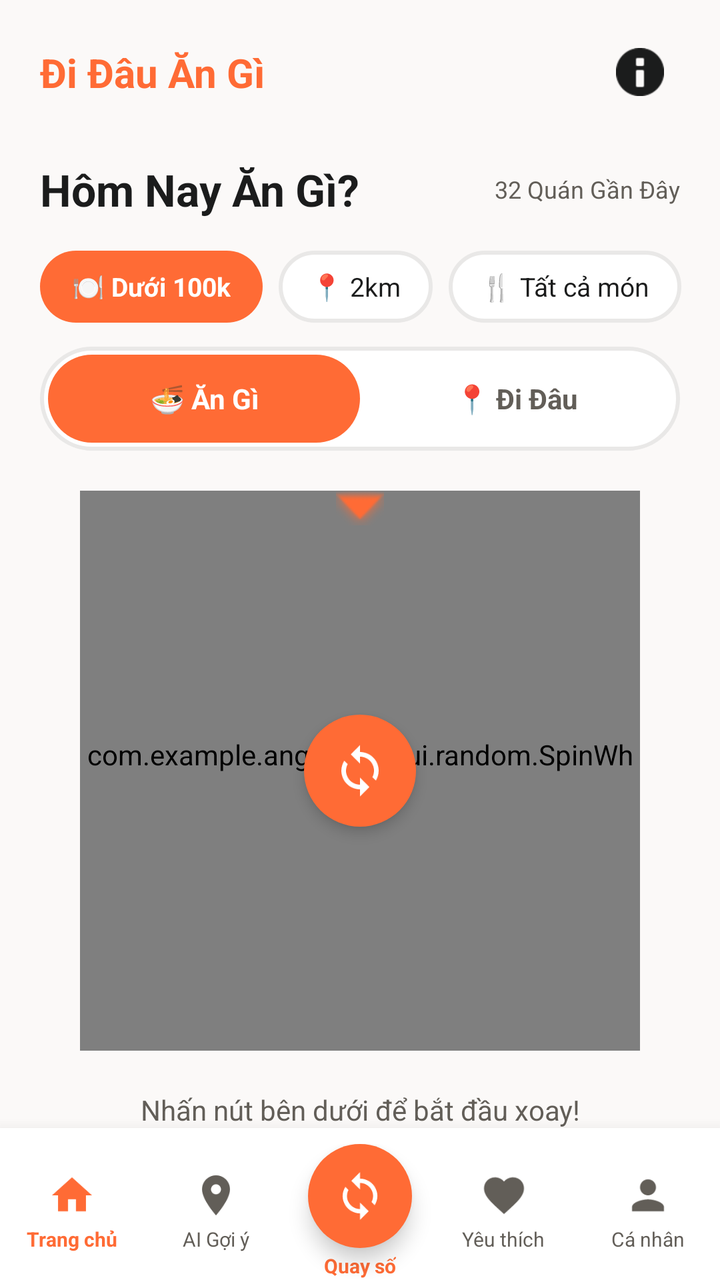
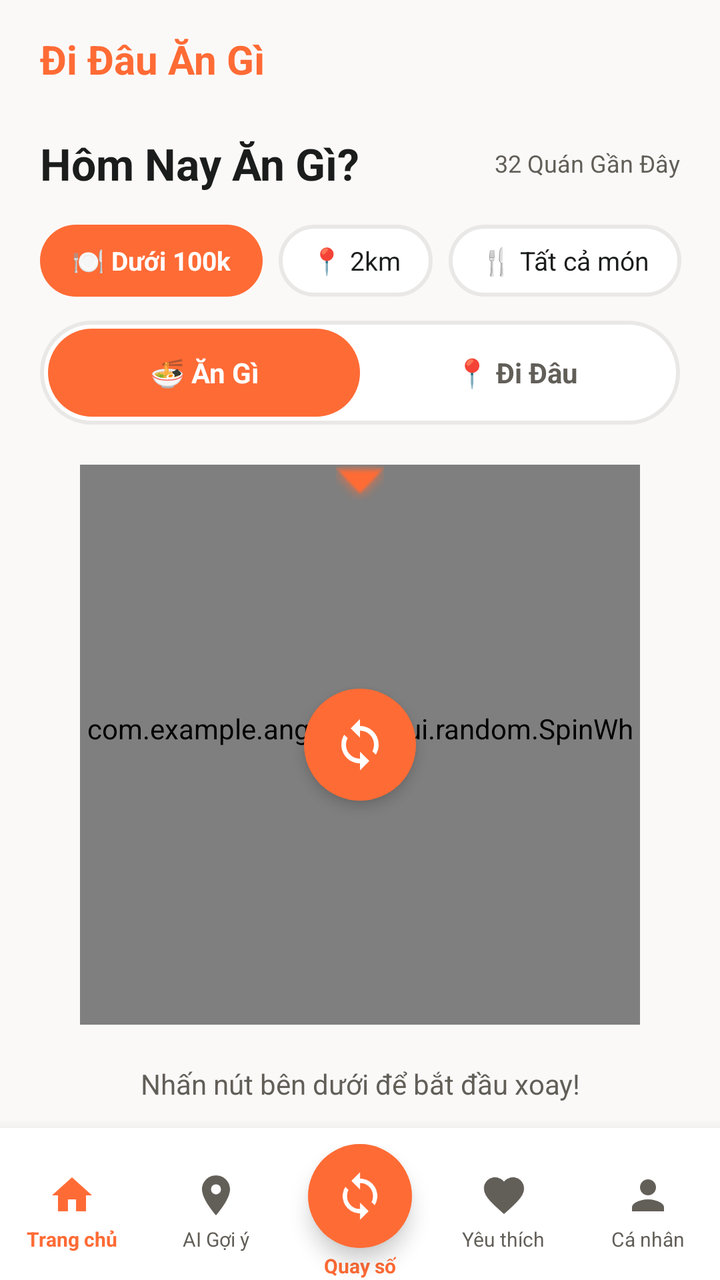

Before-and-after screenshots of an Android layout around one commit, followed by the original layout XML and the change that was made.
<!-- AndroidManifest.xml: application theme Theme.AnGi_DiDau -->
<!-- res/layout/activity_random.xml -->
<?xml version="1.0" encoding="utf-8"?>
<androidx.coordinatorlayout.widget.CoordinatorLayout
    xmlns:android="http://schemas.android.com/apk/res/android"
    xmlns:app="http://schemas.android.com/apk/res-auto"
    xmlns:tools="http://schemas.android.com/tools"
    android:layout_width="match_parent"
    android:layout_height="match_parent"
    android:background="@color/background"
    tools:context=".ui.random.RandomActivity">

    
    <com.google.android.material.appbar.AppBarLayout
        android:layout_width="match_parent"
        android:layout_height="wrap_content"
        android:background="@color/background"
        app:elevation="0dp">

        <androidx.constraintlayout.widget.ConstraintLayout
            android:layout_width="match_parent"
            android:layout_height="wrap_content"
            android:paddingHorizontal="20dp"
            android:paddingVertical="16dp">

            
            <TextView
                android:layout_width="wrap_content"
                android:layout_height="wrap_content"
                android:text="Đi Đâu Ăn Gì"
                android:textColor="@color/primary_container"
                android:textSize="20sp"
                android:textStyle="bold"
                app:layout_constraintStart_toStartOf="parent"
                app:layout_constraintTop_toTopOf="parent"
                app:layout_constraintBottom_toBottomOf="parent"/>

            
            <ImageView
                android:id="@+id/ivNotificationRandom"
                android:layout_width="40dp"
                android:layout_height="40dp"
                android:padding="8dp"
                android:src="@android:drawable/ic_dialog_info"
                android:contentDescription="Thông báo"
                app:tint="@color/on_surface"
                app:layout_constraintEnd_toEndOf="parent"
                app:layout_constraintTop_toTopOf="parent"
                app:layout_constraintBottom_toBottomOf="parent"/>

        </androidx.constraintlayout.widget.ConstraintLayout>

    </com.google.android.material.appbar.AppBarLayout>

    
    <androidx.core.widget.NestedScrollView
        android:layout_width="match_parent"
        android:layout_height="match_parent"
        app:layout_behavior="@string/appbar_scrolling_view_behavior"
        android:paddingBottom="100dp"
        android:clipToPadding="false">

        <LinearLayout
            android:layout_width="match_parent"
            android:layout_height="wrap_content"
            android:orientation="vertical">

            
            <LinearLayout
                android:layout_width="match_parent"
                android:layout_height="wrap_content"
                android:orientation="horizontal"
                android:paddingHorizontal="20dp"
                android:paddingTop="8dp"
                android:paddingBottom="4dp"
                android:gravity="center_vertical">

                <TextView
                    android:layout_width="0dp"
                    android:layout_height="wrap_content"
                    android:layout_weight="1"
                    android:text="Hôm Nay Ăn Gì?"
                    android:textColor="@color/on_surface"
                    android:textSize="22sp"
                    android:textStyle="bold"/>

                <TextView
                    android:id="@+id/tvNearbyCount"
                    android:layout_width="wrap_content"
                    android:layout_height="wrap_content"
                    android:text="32 Quán Gần Đây"
                    android:textColor="@color/secondary"
                    android:textSize="12sp"/>

            </LinearLayout>

            
            <HorizontalScrollView
                android:layout_width="match_parent"
                android:layout_height="wrap_content"
                android:scrollbars="none"
                android:paddingHorizontal="20dp"
                android:paddingVertical="12dp"
                android:clipToPadding="false">

                <LinearLayout
                    android:layout_width="wrap_content"
                    android:layout_height="wrap_content"
                    android:orientation="horizontal"
                    android:gravity="center_vertical">

                    
                    <TextView
                        android:id="@+id/chipBudget"
                        android:layout_width="wrap_content"
                        android:layout_height="36dp"
                        android:layout_marginEnd="8dp"
                        android:background="@drawable/bg_tab_selected"
                        android:paddingHorizontal="16dp"
                        android:gravity="center"
                        android:text="🍽 Dưới 100k"
                        android:textColor="@color/white"
                        android:textSize="13sp"
                        android:textStyle="bold"/>

                    
                    <TextView
                        android:id="@+id/chipDistance"
                        android:layout_width="wrap_content"
                        android:layout_height="36dp"
                        android:layout_marginEnd="8dp"
                        android:background="@drawable/bg_tab_unselected"
                        android:paddingHorizontal="16dp"
                        android:gravity="center"
                        android:text="📍 2km"
                        android:textColor="@color/on_surface"
                        android:textSize="13sp"/>

                    
                    <TextView
                        android:id="@+id/chipAllFood"
                        android:layout_width="wrap_content"
                        android:layout_height="36dp"
                        android:background="@drawable/bg_tab_unselected"
                        android:paddingHorizontal="16dp"
                        android:gravity="center"
                        android:text="🍴 Tất cả món"
                        android:textColor="@color/on_surface"
                        android:textSize="13sp"/>

                </LinearLayout>
            </HorizontalScrollView>

            
            
            
            <LinearLayout
                android:layout_width="match_parent"
                android:layout_height="52dp"
                android:orientation="horizontal"
                android:layout_marginHorizontal="20dp"
                android:layout_marginBottom="12dp"
                android:background="@drawable/bg_tab_unselected"
                android:padding="4dp">

                
                <TextView
                    android:id="@+id/tabEat"
                    android:layout_width="0dp"
                    android:layout_height="match_parent"
                    android:layout_weight="1"
                    android:background="@drawable/bg_tab_selected"
                    android:gravity="center"
                    android:text="🍜 Ăn Gì"
                    android:textColor="@color/white"
                    android:textSize="14sp"
                    android:textStyle="bold"/>

                
                <TextView
                    android:id="@+id/tabGo"
                    android:layout_width="0dp"
                    android:layout_height="match_parent"
                    android:layout_weight="1"
                    android:background="@android:color/transparent"
                    android:gravity="center"
                    android:text="📍 Đi Đâu"
                    android:textColor="@color/secondary"
                    android:textSize="14sp"
                    android:textStyle="bold"/>

            </LinearLayout>

            
            
            
            <FrameLayout
                android:layout_width="280dp"
                android:layout_height="280dp"
                android:layout_gravity="center_horizontal"
                android:layout_marginTop="8dp">

                
                <com.example.angi_didau.ui.random.SpinWheelView
                    android:id="@+id/spinWheelView"
                    android:layout_width="match_parent"
                    android:layout_height="match_parent"/>

                
                <ImageView
                    android:layout_width="24dp"
                    android:layout_height="24dp"
                    android:layout_gravity="top|center_horizontal"
                    android:layout_marginTop="-4dp"
                    android:src="@android:drawable/arrow_down_float"
                    app:tint="@color/primary_container"/>

                
                <FrameLayout
                    android:id="@+id/btnCenterSpin"
                    android:layout_width="56dp"
                    android:layout_height="56dp"
                    android:layout_gravity="center"
                    android:background="@drawable/bg_circle_primary"
                    android:elevation="4dp">

                    <ImageView
                        android:layout_width="28dp"
                        android:layout_height="28dp"
                        android:layout_gravity="center"
                        android:src="@drawable/ic_spin"
                        android:contentDescription="Quay"/>

                </FrameLayout>

            </FrameLayout>

            
            <TextView
                android:id="@+id/tvResult"
                android:layout_width="match_parent"
                android:layout_height="wrap_content"
                android:layout_marginHorizontal="20dp"
                android:layout_marginTop="20dp"
                android:gravity="center"
                android:text="Nhấn nút bên dưới để bắt đầu xoay!"
                android:textColor="@color/secondary"
                android:textSize="14sp"/>

            
            <Button
                android:id="@+id/btnSpinNow"
                android:layout_width="match_parent"
                android:layout_height="56dp"
                android:layout_marginHorizontal="20dp"
                android:layout_marginTop="24dp"
                android:background="@drawable/bg_spin_btn"
                android:text="Spin Now"
                android:textColor="@color/white"
                android:textSize="18sp"
                android:textStyle="bold"
                android:elevation="4dp"/>

            
            <Space
                android:layout_width="match_parent"
                android:layout_height="16dp"/>

        </LinearLayout>

    </androidx.core.widget.NestedScrollView>

    
    <include layout="@layout/layout_bottom_nav"/>

</androidx.coordinatorlayout.widget.CoordinatorLayout>
<!-- res/layout/layout_bottom_nav.xml (included above) -->
<?xml version="1.0" encoding="utf-8"?>
<androidx.cardview.widget.CardView
    xmlns:android="http://schemas.android.com/apk/res/android"
    xmlns:app="http://schemas.android.com/apk/res-auto"
    android:layout_width="match_parent"
    android:layout_height="wrap_content"
    android:layout_gravity="bottom"
    app:cardElevation="12dp"
    app:cardCornerRadius="0dp"
    app:cardBackgroundColor="@color/surface_container_lowest">

    <LinearLayout
        android:layout_width="match_parent"
        android:layout_height="76dp"
        android:orientation="horizontal"
        android:gravity="center"
        android:paddingTop="8dp"
        android:weightSum="5">

        
        <LinearLayout
            android:id="@+id/navHome"
            android:layout_width="0dp"
            android:layout_height="match_parent"
            android:layout_weight="1"
            android:gravity="center"
            android:orientation="vertical"
            android:paddingTop="8dp"
            android:paddingBottom="8dp"
            android:clickable="true"
            android:focusable="true"
            android:background="?attr/selectableItemBackgroundBorderless">

            <ImageView
                android:id="@+id/ivNavHome"
                android:layout_width="24dp"
                android:layout_height="24dp"
                android:src="@drawable/ic_home"
                app:tint="@color/primary_container"/>

            <TextView
                android:id="@+id/tvNavHome"
                android:layout_width="wrap_content"
                android:layout_height="wrap_content"
                android:layout_marginTop="3dp"
                android:text="Trang chủ"
                android:textColor="@color/primary_container"
                android:textSize="10sp"
                android:textStyle="bold"/>

        </LinearLayout>

        
        <LinearLayout
            android:id="@+id/navDiscover"
            android:layout_width="0dp"
            android:layout_height="match_parent"
            android:layout_weight="1"
            android:gravity="center"
            android:orientation="vertical"
            android:paddingTop="8dp"
            android:paddingBottom="8dp"
            android:clickable="true"
            android:focusable="true"
            android:background="?attr/selectableItemBackgroundBorderless">

            <ImageView
                android:id="@+id/ivNavDiscover"
                android:layout_width="24dp"
                android:layout_height="24dp"
                android:src="@drawable/ic_discover"
                app:tint="@color/secondary"/>

            <TextView
                android:id="@+id/tvNavDiscover"
                android:layout_width="wrap_content"
                android:layout_height="wrap_content"
                android:layout_marginTop="3dp"
                android:text="AI Gợi ý"
                android:textColor="@color/secondary"
                android:textSize="10sp"/>

        </LinearLayout>

        
        <LinearLayout
            android:id="@+id/navRandom"
            android:layout_width="0dp"
            android:layout_height="match_parent"
            android:layout_weight="1"
            android:gravity="center"
            android:orientation="vertical"
            android:clickable="true"
            android:focusable="true"
            android:background="?attr/selectableItemBackgroundBorderless">

            
            <FrameLayout
                android:layout_width="52dp"
                android:layout_height="52dp"
                android:background="@drawable/bg_circle_primary"
                android:elevation="6dp"
                android:layout_marginBottom="2dp">

                <ImageView
                    android:layout_width="26dp"
                    android:layout_height="26dp"
                    android:layout_gravity="center"
                    android:src="@drawable/ic_spin"
                    android:contentDescription="Random"/>

            </FrameLayout>

            <TextView
                android:id="@+id/tvNavRandom"
                android:layout_width="wrap_content"
                android:layout_height="wrap_content"
                android:text="Quay số"
                android:textColor="@color/primary_container"
                android:textSize="10sp"
                android:textStyle="bold"/>

        </LinearLayout>

        
        <LinearLayout
            android:id="@+id/navFavorites"
            android:layout_width="0dp"
            android:layout_height="match_parent"
            android:layout_weight="1"
            android:gravity="center"
            android:orientation="vertical"
            android:paddingTop="8dp"
            android:paddingBottom="8dp"
            android:clickable="true"
            android:focusable="true"
            android:background="?attr/selectableItemBackgroundBorderless">

            <ImageView
                android:id="@+id/ivNavFavorites"
                android:layout_width="24dp"
                android:layout_height="24dp"
                android:src="@drawable/ic_heart"
                app:tint="@color/secondary"/>

            <TextView
                android:id="@+id/tvNavFavorites"
                android:layout_width="wrap_content"
                android:layout_height="wrap_content"
                android:layout_marginTop="3dp"
                android:text="Yêu thích"
                android:textColor="@color/secondary"
                android:textSize="10sp"/>

        </LinearLayout>

        
        <LinearLayout
            android:id="@+id/navProfile"
            android:layout_width="0dp"
            android:layout_height="match_parent"
            android:layout_weight="1"
            android:gravity="center"
            android:orientation="vertical"
            android:paddingTop="8dp"
            android:paddingBottom="8dp"
            android:clickable="true"
            android:focusable="true"
            android:background="?attr/selectableItemBackgroundBorderless">

            <ImageView
                android:id="@+id/ivNavProfile"
                android:layout_width="24dp"
                android:layout_height="24dp"
                android:src="@drawable/ic_person"
                app:tint="@color/secondary"/>

            <TextView
                android:id="@+id/tvNavProfile"
                android:layout_width="wrap_content"
                android:layout_height="wrap_content"
                android:layout_marginTop="3dp"
                android:text="Cá nhân"
                android:textColor="@color/secondary"
                android:textSize="10sp"/>

        </LinearLayout>

    </LinearLayout>

</androidx.cardview.widget.CardView>
<!-- resources referenced by this layout -->
<resources>
  <color name="background">#FBF9F8</color>
  <color name="on_surface">#1B1C1C</color>
  <color name="primary_container">#FF6B35</color>
  <color name="secondary">#625E58</color>
  <color name="surface_container_lowest">#FFFFFF</color>
  <color name="white">#FFFFFFFF</color>
  <!-- drawable bg_circle_primary (drawable) -->
  <?xml version="1.0" encoding="utf-8"?>
  <shape xmlns:android="http://schemas.android.com/apk/res/android"
      android:shape="oval">
      <solid android:color="@color/primary_container"/>
  </shape>
  <!-- drawable bg_spin_btn (drawable) -->
  <?xml version="1.0" encoding="utf-8"?>
  <shape xmlns:android="http://schemas.android.com/apk/res/android"
      android:shape="rectangle">
      <corners android:radius="50dp"/>
      <solid android:color="@color/primary_container"/>
  </shape>
  <!-- drawable bg_tab_selected (drawable) -->
  <?xml version="1.0" encoding="utf-8"?>
  <shape xmlns:android="http://schemas.android.com/apk/res/android"
      android:shape="rectangle">
      <corners android:radius="50dp"/>
      <solid android:color="@color/primary_container"/>
  </shape>
  <!-- drawable bg_tab_unselected (drawable) -->
  <?xml version="1.0" encoding="utf-8"?>
  <shape xmlns:android="http://schemas.android.com/apk/res/android"
      android:shape="rectangle">
      <corners android:radius="50dp"/>
      <stroke
          android:width="2dp"
          android:color="@color/surface_container_high"/>
      <solid android:color="@color/surface_container_lowest"/>
  </shape>
  <!-- drawable ic_discover (drawable) -->
  <?xml version="1.0" encoding="utf-8"?>
  <vector xmlns:android="http://schemas.android.com/apk/res/android"
      android:width="24dp"
      android:height="24dp"
      android:viewportWidth="24"
      android:viewportHeight="24">
      <path
          android:fillColor="#FF000000"
          android:pathData="M12,2C8.13,2 5,5.13 5,9c0,5.25 7,13 7,13s7,-7.75 7,-13c0,-3.87 -3.13,-7 -7,-7zM12,11.5c-1.38,0 -2.5,-1.12 -2.5,-2.5s1.12,-2.5 2.5,-2.5 2.5,1.12 2.5,2.5 -1.12,2.5 -2.5,2.5z"/>
  </vector>
  <!-- drawable ic_heart (drawable) -->
  <?xml version="1.0" encoding="utf-8"?>
  <vector xmlns:android="http://schemas.android.com/apk/res/android"
      android:width="24dp"
      android:height="24dp"
      android:viewportWidth="24"
      android:viewportHeight="24">
      <path
          android:fillColor="#FF000000"
          android:pathData="M12,21.35l-1.45,-1.32C5.4,15.36 2,12.28 2,8.5 2,5.42 4.42,3 7.5,3c1.74,0 3.41,0.81 4.5,2.09C13.09,3.81 14.76,3 16.5,3 19.58,3 22,5.42 22,8.5c0,3.78 -3.4,6.86 -8.55,11.54L12,21.35z"/>
  </vector>
  <!-- drawable ic_home (drawable) -->
  <?xml version="1.0" encoding="utf-8"?>
  <vector xmlns:android="http://schemas.android.com/apk/res/android"
      android:width="24dp"
      android:height="24dp"
      android:viewportWidth="24"
      android:viewportHeight="24">
      <path
          android:fillColor="#FF000000"
          android:pathData="M10,20v-6h4v6h5v-8h3L12,3 2,12h3v8z"/>
  </vector>
  <!-- drawable ic_person (drawable) -->
  <vector xmlns:android="http://schemas.android.com/apk/res/android"
      android:width="24dp"
      android:height="24dp"
      android:viewportWidth="24"
      android:viewportHeight="24">
    <path
        android:fillColor="#FF000000"
        android:pathData="M12,12c2.21,0 4,-1.79 4,-4s-1.79,-4 -4,-4s-4,1.79 -4,4s1.79,4 4,4zM12,14c-2.67,0 -8,1.34 -8,4v2h16v-2c0,-2.66 -5.33,-4 -8,-4z"/>
  </vector>
  <style name="Theme.AnGi_DiDau" parent="Base.Theme.AnGi_DiDau" />
  <color name="surface_container_high">#E9E8E7</color>
  <style name="Base.Theme.AnGi_DiDau" parent="Theme.Material3.DayNight.NoActionBar">
          
          
      </style>
  <!-- unchanged entries left out for length: 1 -->
</resources>

<!-- the commit's change to res/layout/activity_random.xml (unified diff, before → after) -->
@@ -33,18 +33,7 @@
                 app:layout_constraintTop_toTopOf="parent"
                 app:layout_constraintBottom_toBottomOf="parent"/>
 
-            
-            <ImageView
-                android:id="@+id/ivNotificationRandom"
-                android:layout_width="40dp"
-                android:layout_height="40dp"
-                android:padding="8dp"
-                android:src="@android:drawable/ic_dialog_info"
-                android:contentDescription="Thông báo"
-                app:tint="@color/on_surface"
-                app:layout_constraintEnd_toEndOf="parent"
-                app:layout_constraintTop_toTopOf="parent"
-                app:layout_constraintBottom_toBottomOf="parent"/>
+
 
         </androidx.constraintlayout.widget.ConstraintLayout>
 
@@ -245,6 +234,21 @@
                 android:textColor="@color/secondary"
                 android:textSize="14sp"/>
 
+            <TextView
+                android:id="@+id/btnViewDetail"
+                android:layout_width="wrap_content"
+                android:layout_height="wrap_content"
+                android:layout_gravity="center_horizontal"
+                android:layout_marginTop="8dp"
+                android:background="@drawable/bg_tab_unselected"
+                android:paddingHorizontal="16dp"
+                android:paddingVertical="8dp"
+                android:text="Xem chi tiết"
+                android:textColor="@color/primary_container"
+                android:textSize="14sp"
+                android:textStyle="bold"
+                android:visibility="gone" />
+
             
             <Button
                 android:id="@+id/btnSpinNow"
